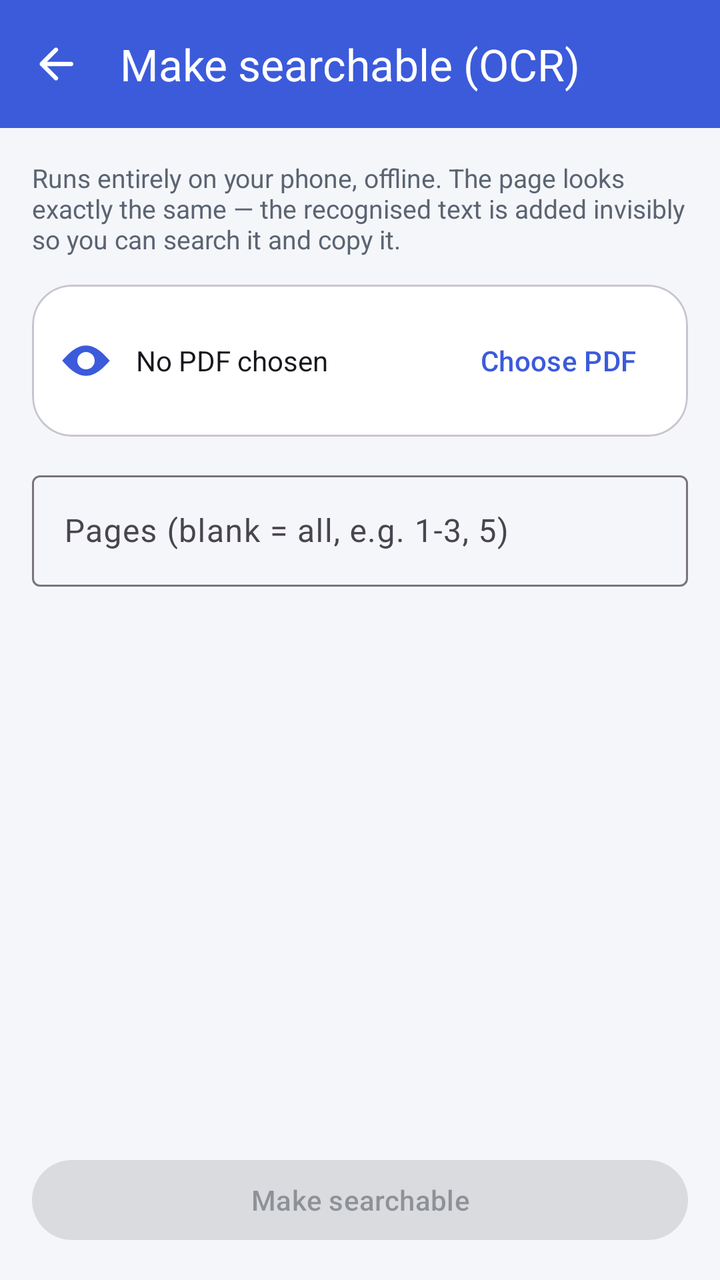
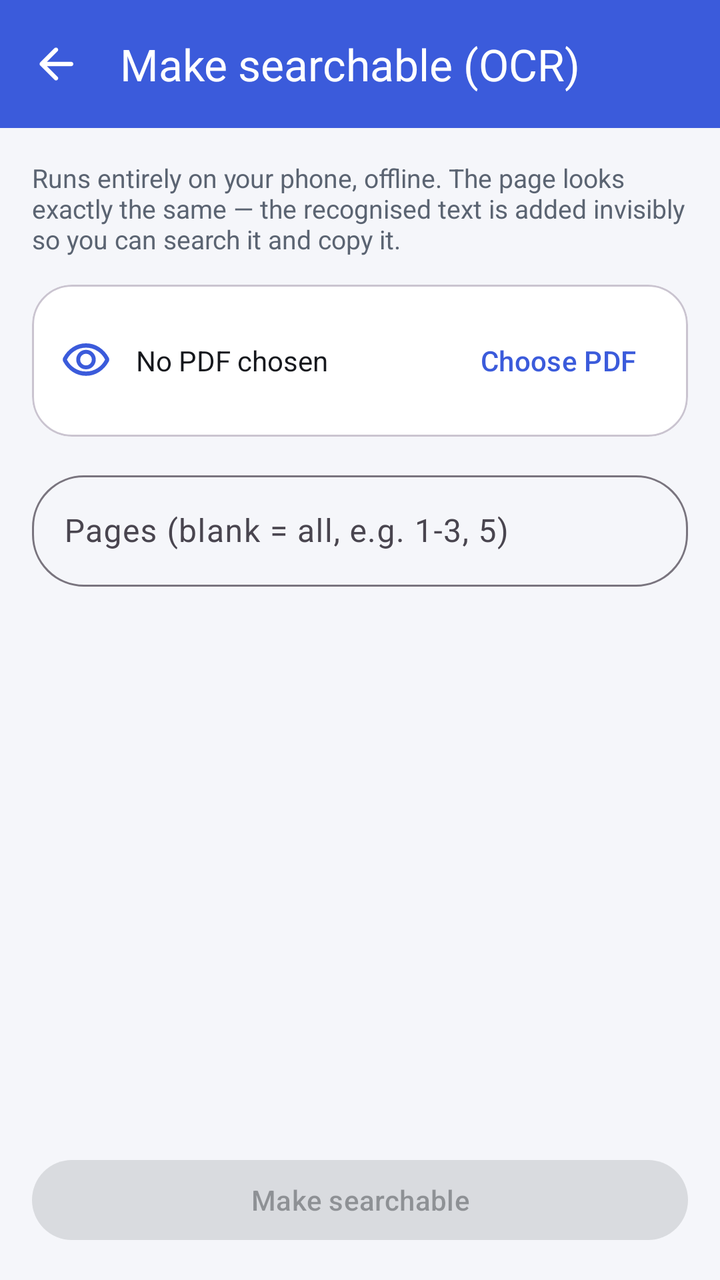

The first picture is an Android layout as it rendered before a commit; the second is the same layout after the commit. The layout source and the unified diff follow.
<!-- AndroidManifest.xml: application theme Theme.PDFsmith -->
<!-- res/layout/activity_ocr.xml -->
<?xml version="1.0" encoding="utf-8"?>
<LinearLayout xmlns:android="http://schemas.android.com/apk/res/android"
    xmlns:app="http://schemas.android.com/apk/res-auto"
    android:layout_width="match_parent"
    android:layout_height="match_parent"
    android:background="@color/app_background"
    android:orientation="vertical">

    <com.google.android.material.appbar.MaterialToolbar
        android:id="@+id/toolbar"
        android:layout_width="match_parent"
        android:layout_height="?attr/actionBarSize"
        android:background="?attr/colorPrimary"
        app:navigationIcon="@drawable/ic_back"
        app:navigationIconTint="@color/white"
        app:title="@string/tool_ocr"
        app:titleTextColor="@color/white" />

    <LinearLayout
        android:layout_width="match_parent"
        android:layout_height="wrap_content"
        android:orientation="vertical"
        android:padding="16dp">

        <TextView
            android:layout_width="match_parent"
            android:layout_height="wrap_content"
            android:text="@string/ocr_intro"
            android:textColor="@color/text_secondary"
            android:textSize="13sp" />

        <com.google.android.material.card.MaterialCardView
            android:id="@+id/fileCard"
            android:layout_width="match_parent"
            android:layout_height="wrap_content"
            android:layout_marginTop="14dp"
            app:cardCornerRadius="20dp">

            <LinearLayout
                android:layout_width="match_parent"
                android:layout_height="wrap_content"
                android:gravity="center_vertical"
                android:orientation="horizontal"
                android:padding="14dp">

                <ImageView
                    android:layout_width="26dp"
                    android:layout_height="26dp"
                    android:contentDescription="@string/tool_ocr"
                    android:src="@drawable/ic_view"
                    app:tint="@color/brand_primary" />

                <TextView
                    android:id="@+id/fileName"
                    android:layout_width="0dp"
                    android:layout_height="wrap_content"
                    android:layout_marginStart="12dp"
                    android:layout_weight="1"
                    android:ellipsize="middle"
                    android:maxLines="1"
                    android:text="@string/msg_no_file_chosen"
                    android:textColor="@color/text_primary"
                    android:textSize="14sp" />

                <com.google.android.material.button.MaterialButton
                    android:id="@+id/btnChoose"
                    style="@style/Widget.Material3.Button.TextButton"
                    android:layout_width="wrap_content"
                    android:layout_height="wrap_content"
                    android:text="@string/action_choose_pdf" />
            </LinearLayout>
        </com.google.android.material.card.MaterialCardView>

        <com.google.android.material.textfield.TextInputLayout
            android:id="@+id/pagesWrap"
            style="@style/Widget.Material3.TextInputLayout.OutlinedBox"
            android:layout_width="match_parent"
            android:layout_height="wrap_content"
            android:layout_marginTop="14dp"
            android:hint="@string/hint_ocr_pages">

            <com.google.android.material.textfield.TextInputEditText
                android:id="@+id/pagesInput"
                android:layout_width="match_parent"
                android:layout_height="wrap_content"
                android:inputType="text"
                android:maxLines="1" />
        </com.google.android.material.textfield.TextInputLayout>

        <TextView
            android:id="@+id/info"
            android:layout_width="match_parent"
            android:layout_height="wrap_content"
            android:layout_marginTop="14dp"
            android:textColor="@color/text_secondary"
            android:textSize="13sp" />

    </LinearLayout>

    <View
        android:layout_width="match_parent"
        android:layout_height="0dp"
        android:layout_weight="1" />

    <com.google.android.material.button.MaterialButton
        android:id="@+id/btnRun"
        android:layout_width="match_parent"
        android:layout_height="wrap_content"
        android:layout_marginStart="16dp"
        android:layout_marginEnd="16dp"
        android:layout_marginBottom="16dp"
        android:enabled="false"
        android:text="@string/action_make_searchable" />

</LinearLayout>
<!-- resources referenced by this layout -->
<resources>
  <color name="app_background">#FFF5F6FA</color>
  <color name="brand_primary">#FF3B5BDB</color>
  <color name="text_primary">#FF16181D</color>
  <color name="text_secondary">#FF5B6472</color>
  <color name="white">#FFFFFFFF</color>
  <!-- drawable ic_view (drawable) -->
  <?xml version="1.0" encoding="utf-8"?>
  <vector xmlns:android="http://schemas.android.com/apk/res/android"
      android:width="24dp" android:height="24dp"
      android:viewportWidth="24" android:viewportHeight="24"
  >
          <path android:fillColor="#FF000000" android:fillType="evenOdd" android:pathData="M12,5C6.5,5 2.2,10.9 1,12c1.2,1.1 5.5,7 11,7s9.8-5.9 11-7C21.8,10.9 17.5,5 12,5zM12,8a4,4 0 1,0 0,8a4,4 0 1,0 0,-8z"/>
  </vector>
  <string name="action_choose_pdf">Choose PDF</string>
  <string name="msg_no_file_chosen">No PDF chosen</string>
  <string name="tool_ocr">Make searchable (OCR)</string>
  <style name="Theme.PDFsmith" parent="Theme.Material3.DayNight.NoActionBar">
          <item name="colorPrimary">#FF3B5BDB</item>
          <item name="colorOnPrimary">@color/white</item>
          <item name="colorPrimaryContainer">#FFDDE4FF</item>
          <item name="colorOnPrimaryContainer">#FF16224F</item>
          <item name="colorSecondary">@color/brand_secondary</item>
          <item name="colorSecondaryContainer">@color/brand_secondary_container</item>
          <item name="android:colorBackground">@color/app_background</item>
          <item name="colorSurface">@color/surface</item>
          <item name="colorOnSurface">@color/text_primary</item>
          <item name="android:statusBarColor">?attr/colorPrimary</item>
          <item name="android:windowLightStatusBar">false</item>
          <item name="android:navigationBarColor">@color/surface</item>
          <item name="android:windowAnimationStyle">@style/Animation.PDFsmith</item>
          <item name="alertDialogTheme">@style/ThemeOverlay.KavoPDF.Dialog</item>
          <item name="materialAlertDialogTheme">@style/ThemeOverlay.KavoPDF.Dialog</item>
      </style>
  <color name="brand_secondary">#FF0C8599</color>
  <color name="brand_secondary_container">#FFD3F1F5</color>
  <color name="surface">#FFFFFFFF</color>
  <!-- unchanged entries left out for length: 8 -->
</resources>

<!-- the commit's change to res/layout/activity_ocr.xml (unified diff, before → after) -->
@@ -12,9 +12,9 @@
         android:layout_height="?attr/actionBarSize"
         android:background="?attr/colorPrimary"
         app:navigationIcon="@drawable/ic_back"
-        app:navigationIconTint="@color/white"
+        app:navigationIconTint="?attr/colorOnPrimary"
         app:title="@string/tool_ocr"
-        app:titleTextColor="@color/white" />
+        app:titleTextColor="?attr/colorOnPrimary" />
 
     <LinearLayout
         android:layout_width="match_parent"
<!-- resource entries referenced after the edit -->
@@ -8,10 +8,13 @@
   <!-- drawable ic_view (drawable) -->
   <?xml version="1.0" encoding="utf-8"?>
   <vector xmlns:android="http://schemas.android.com/apk/res/android"
-      android:width="24dp" android:height="24dp"
-      android:viewportWidth="24" android:viewportHeight="24"
-  >
-          <path android:fillColor="#FF000000" android:fillType="evenOdd" android:pathData="M12,5C6.5,5 2.2,10.9 1,12c1.2,1.1 5.5,7 11,7s9.8-5.9 11-7C21.8,10.9 17.5,5 12,5zM12,8a4,4 0 1,0 0,8a4,4 0 1,0 0,-8z"/>
+      android:width="26dp"
+      android:height="26dp"
+      android:viewportWidth="960"
+      android:viewportHeight="960">
+      <group android:translateY="960">
+          <path android:fillColor="#FF000000" android:pathData="M607.5-372.5Q660-425 660-500t-52.5-127.5Q555-680 480-680t-127.5 52.5Q300-575 300-500t52.5 127.5Q405-320 480-320t127.5-52.5Zm-204-51Q372-455 372-500t31.5-76.5Q435-608 480-608t76.5 31.5Q588-545 588-500t-31.5 76.5Q525-392 480-392t-76.5-31.5ZM235.5-272Q125-344 61-462q-5-9-7.5-18.5T51-500q0-10 2.5-19.5T61-538q64-118 174.5-190T480-800q134 0 244.5 72T899-538q5 9 7.5 18.5T909-500q0 10-2.5 19.5T899-462q-64 118-174.5 190T480-200q-134 0-244.5-72ZM480-500Zm207.5 160.5Q782-399 832-500q-50-101-144.5-160.5T480-720q-113 0-207.5 59.5T128-500q50 101 144.5 160.5T480-280q113 0 207.5-59.5Z" />
+      </group>
   </vector>
   <string name="action_choose_pdf">Choose PDF</string>
   <string name="msg_no_file_chosen">No PDF chosen</string>
@@ -30,12 +33,38 @@
           <item name="android:windowLightStatusBar">false</item>
           <item name="android:navigationBarColor">@color/surface</item>
           <item name="android:windowAnimationStyle">@style/Animation.PDFsmith</item>
+          <item name="textInputStyle">@style/Widget.KavoPDF.TextInput</item>
+          
+          <item name="shapeCornerExtraSmall">6dp</item>
+          <item name="shapeCornerSmall">10dp</item>
+          <item name="shapeCornerMedium">16dp</item>
+          <item name="shapeCornerLarge">22dp</item>
+          <item name="shapeCornerExtraLarge">30dp</item>
+          <item name="materialButtonStyle">@style/Widget.KavoPDF.Button</item>
           <item name="alertDialogTheme">@style/ThemeOverlay.KavoPDF.Dialog</item>
           <item name="materialAlertDialogTheme">@style/ThemeOverlay.KavoPDF.Dialog</item>
       </style>
   <color name="brand_secondary">#FF0C8599</color>
   <color name="brand_secondary_container">#FFD3F1F5</color>
   <color name="surface">#FFFFFFFF</color>
+  <style name="Widget.KavoPDF.TextInput" parent="Widget.Material3.TextInputLayout.FilledBox">
+          <item name="boxBackgroundColor">@color/field_bg</item>
+          <item name="boxCornerRadiusTopStart">26dp</item>
+          <item name="boxCornerRadiusTopEnd">26dp</item>
+          <item name="boxCornerRadiusBottomStart">26dp</item>
+          <item name="boxCornerRadiusBottomEnd">26dp</item>
+          <item name="boxStrokeWidth">0dp</item>
+          <item name="boxStrokeWidthFocused">0dp</item>
+          <item name="hintTextColor">?attr/colorPrimary</item>
+      </style>
+  <style name="Widget.KavoPDF.Button" parent="Widget.Material3.Button">
+          <item name="shapeAppearance">@style/ShapeAppearance.KavoPDF.Pill</item>
+      </style>
+  <color name="field_bg">#FFF0F1F5</color>
+  <style name="ShapeAppearance.KavoPDF.Pill" parent="">
+          <item name="cornerFamily">rounded</item>
+          <item name="cornerSize">50%</item>
+      </style>
   <!-- unchanged entries left out for length: 8 -->
 </resources>
 
